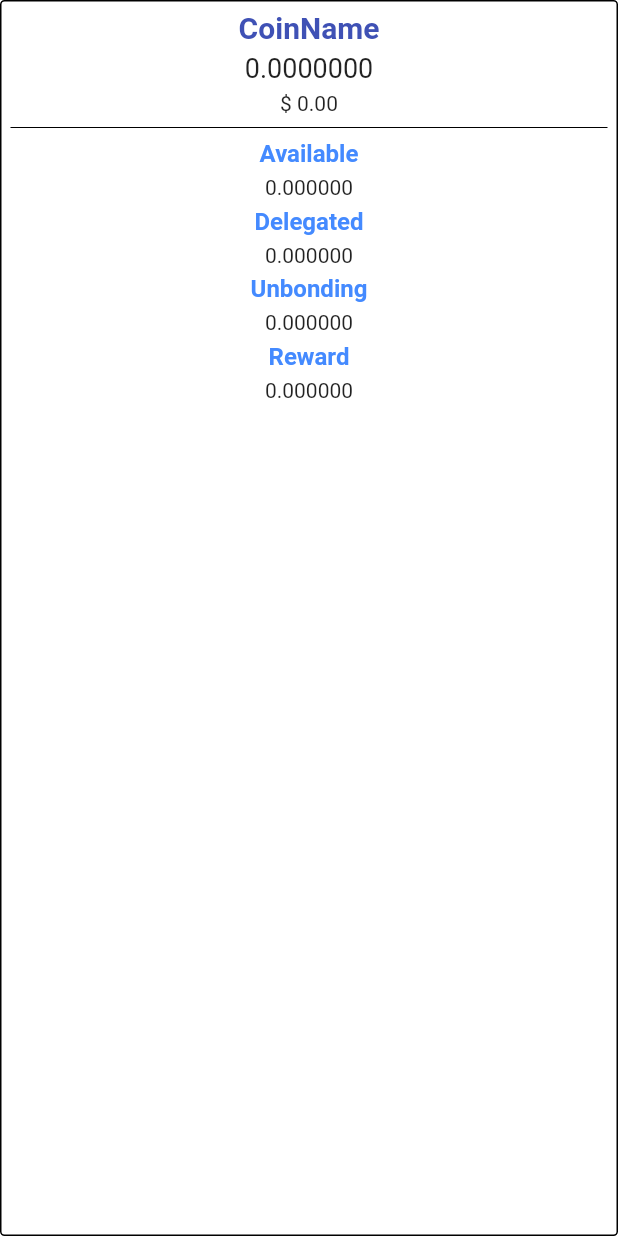
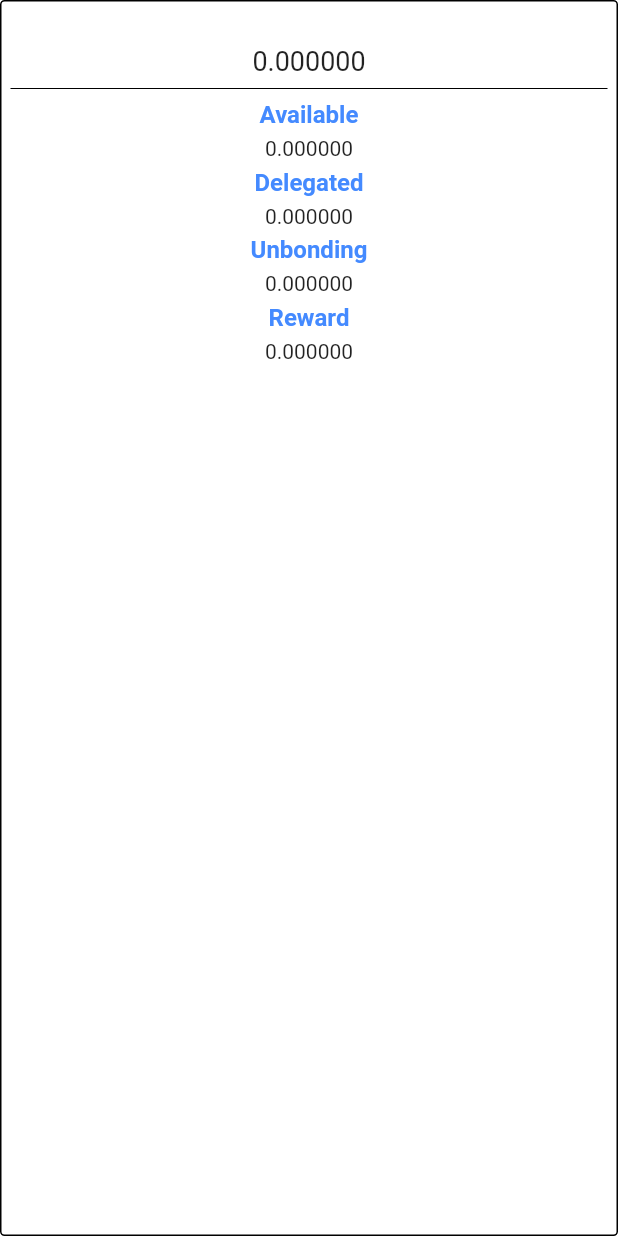
Before and after one commit to commercionetwork/borsellino, a Flutter app: the WalletBalanceWidget widget shown alone on an empty page, opened directly with empty values, on a phone screen of 412 x 824 dp. Run offline on Flutter 3.47's test engine with Material 2 defaults, Android fonts, the phone set to English and light mode, and no system bars; our stand-ins replace basic_utils, bloc, equatable, flutter_bloc, flutter_secure_storage, hex and 2 more; missing offline and left inert: bip39, bip_bech32, bitcoin_flutter, dependencies, pointycastle, protobuf; accounts and stored records are empty.

Commit message:
Wallet overview update * Updated the wallet overview to display the valid data

```diff
--- a/lib/bloc/import_mnemonic/import_mnemonic_bloc.dart
+++ b/lib/bloc/import_mnemonic/import_mnemonic_bloc.dart
@@ -1,8 +1,6 @@
 import 'dart:async';
 import 'package:bloc/bloc.dart';
 import 'package:borsellino/bloc/import_mnemonic/import_mnemonic_event.dart';
-import 'package:flutter/foundation.dart';
-import 'package:flutter/material.dart';
 import './bloc.dart';
 
 class ImportMnemonicBloc
--- a/lib/models/chain/chain_info.dart
+++ b/lib/models/chain/chain_info.dart
@@ -9,6 +9,7 @@ class ChainInfo {
   final String name;
   final String lcdUrl;
   final String rpcUrl;
+  final String defaultTokenName;
 
   // Bech32 Human Readable part used to create the addresses
   final String bech32Hrp;
@@ -20,9 +21,11 @@ class ChainInfo {
     @required this.lcdUrl,
     @required this.rpcUrl,
     @required this.bech32Hrp,
+    @required this.defaultTokenName,
   })  : assert(id != null),
         assert(name != null),
         assert(lcdUrl != null),
         assert(rpcUrl != null),
-        assert(bech32Hrp != null);
+        assert(bech32Hrp != null),
+        assert(defaultTokenName != null);
 }
--- a/lib/models/models.dart
+++ b/lib/models/models.dart
@@ -2,4 +2,6 @@ export 'account/account.dart';
 export 'chain/chain_info.dart';
 export 'validators/validator.dart';
 export 'validators/validator_filter.dart';
+export 'wallet/coin.dart';
 export 'wallet/wallet.dart';
+export 'wallet/delegations.dart';
--- a/lib/models/wallet/coin.dart
+++ b/lib/models/wallet/coin.dart
@@ -1,8 +1,14 @@
+import 'package:flutter/material.dart';
+import 'package:meta/meta.dart';
 
 /// Contains the data of a specific coin
 class Coin {
   final String denom;
-  final String amount;
+  final double amount;
 
-  Coin({this.denom, this.amount});
+  Coin({
+    @required this.denom,
+    @required this.amount,
+  })  : assert(denom != null),
+        assert(amount != null);
 }
--- /dev/null
+++ b/lib/models/wallet/delegations.dart
@@ -0,0 +1,23 @@
+import 'package:meta/meta.dart';
+
+class DelegationData {
+  final String validator;
+  final double shares;
+
+  DelegationData({
+    @required this.validator,
+    @required this.shares,
+  })  : assert(validator != null),
+        assert(shares != null);
+}
+
+class UnbondingDelegation {
+  final String validator;
+  final double balance;
+
+  UnbondingDelegation({
+    @required this.validator,
+    @required this.balance,
+  })  : assert(validator != null),
+        assert(balance != null);
+}
--- a/lib/models/wallet/wallet.dart
+++ b/lib/models/wallet/wallet.dart
@@ -1,4 +1,6 @@
 import 'package:borsellino/models/models.dart';
+import 'package:borsellino/models/wallet/delegations.dart';
+import 'package:flutter/cupertino.dart';
 import 'package:meta/meta.dart';
 
 import 'coin.dart';
@@ -8,15 +10,60 @@ class Wallet {
   final Account account;
   final String accountNumber;
   final String sequence;
-  final List<Coin> coins;
+  final List<Coin> availableCoins;
+  final List<DelegationData> delegatedCoins;
+  final List<UnbondingDelegation> unbondingDelegations;
+  final List<Coin> rewards;
 
   Wallet({
     @required this.account,
     @required this.accountNumber,
     @required this.sequence,
-    @required this.coins,
+    @required this.availableCoins,
+    @required this.delegatedCoins,
+    @required this.unbondingDelegations,
+    @required this.rewards,
   })  : assert(account != null),
         assert(accountNumber != null),
         assert(sequence != null),
-        assert(coins != null);
+        assert(availableCoins != null),
+        assert(delegatedCoins != null),
+        assert(unbondingDelegations != null),
+        assert(rewards != null);
+
+  double getAvailable(Coin coin) {
+    final availableCoin = availableCoins
+        .where((currentCoin) => currentCoin.denom == coin.denom)
+        .toList();
+
+    var availableAmount = 0.0;
+    if (availableCoin.isNotEmpty) {
+      availableAmount = availableCoin[0].amount;
+    }
+
+    return availableAmount;
+  }
+
+  double getDelegated(Coin coin) {
+    // TODO: Take into consideration the coin
+    return delegatedCoins.fold(
+      0.0,
+      (total, data) => total + data.shares,
+    );
+  }
+
+  double getUnbonding(Coin coin) {
+    // TODO: Take into consideration the coin
+    return unbondingDelegations.fold(
+      0.0,
+      (total, data) => total + data.balance,
+    );
+  }
+
+  double getRewards(Coin coin) {
+    // TODO: Take into consideration the coin
+    return rewards
+        .where((reward) => reward.denom == coin.denom)
+        .fold(0.0, (total, reward) => total + reward.amount);
+  }
 }
--- a/lib/pages/wallet_overview/components/overview_balance_info_item.dart
+++ b/lib/pages/wallet_overview/components/overview_balance_info_item.dart
@@ -8,8 +8,9 @@ import 'wallet_balance_item.dart';
 /// available, etc.
 class WalletBalanceWidget extends StatelessWidget {
   final Wallet wallet;
+  final Coin coin;
 
-  WalletBalanceWidget(this.wallet);
+  WalletBalanceWidget({this.wallet, this.coin});
 
   @override
   Widget build(BuildContext context) {
@@ -23,15 +24,27 @@ class WalletBalanceWidget extends StatelessWidget {
       padding: EdgeInsets.all(6),
       child: Column(
         children: <Widget>[
-          WalletTotalWidget(wallet: wallet),
+          WalletTotalWidget(wallet: wallet, coin: coin),
           Divider(color: Colors.black),
-          WalletBalanceItem(title: "Available", amount: 0),
+          WalletBalanceItem(
+            title: "Available",
+            amount: wallet.getAvailable(coin),
+          ),
           spacer,
-          WalletBalanceItem(title: "Delegated", amount: 0),
+          WalletBalanceItem(
+            title: "Delegated",
+            amount: wallet.getDelegated(coin),
+          ),
           spacer,
-          WalletBalanceItem(title: "Unbonding", amount: 0),
+          WalletBalanceItem(
+            title: "Unbonding",
+            amount: wallet.getUnbonding(coin),
+          ),
           spacer,
-          WalletBalanceItem(title: "Reward", amount: 0),
+          WalletBalanceItem(
+            title: "Reward",
+            amount: wallet.getRewards(coin),
+          ),
         ],
       ),
     );
--- a/lib/pages/wallet_overview/components/overview_total_widget.dart
+++ b/lib/pages/wallet_overview/components/overview_total_widget.dart
@@ -1,3 +1,4 @@
+import 'package:basic_utils/basic_utils.dart';
 import 'package:borsellino/models/models.dart';
 import 'package:flutter/material.dart';
 
@@ -5,46 +6,43 @@ import 'package:flutter/material.dart';
 /// has associated.
 class WalletTotalWidget extends StatelessWidget {
   final Wallet wallet;
+  final Coin coin;
 
-  const WalletTotalWidget({Key key, this.wallet}) : super(key: key);
+  const WalletTotalWidget({
+    Key key,
+    this.wallet,
+    this.coin,
+  }) : super(key: key);
 
   @override
   Widget build(BuildContext context) {
+    // TODO: Get the whole amount
+    final availableCoin = wallet.availableCoins
+        .where((currentCoin) => currentCoin.denom == coin.denom)
+        .toList();
+
+    var denom = coin?.denom ?? wallet.account.chain.defaultTokenName;
+
+    var availableAmount = 0.0;
+    if (availableCoin.isNotEmpty) {
+      availableAmount = availableCoin[0].amount;
+    }
+
     return Column(
+      crossAxisAlignment: CrossAxisAlignment.center,
       children: <Widget>[
-        Row(
-          children: <Widget>[
-            Expanded(
-              child: Container(
-                padding: EdgeInsets.only(bottom: 5),
-                child: Align(
-                  alignment: Alignment.center,
-                  child: Text(
-                    'CoinName',
-                    style: TextStyle(
-                        color: Theme.of(context).primaryColor,
-                        fontSize: 20,
-                        fontWeight: FontWeight.bold),
-                  ),
-                ),
-              ),
-            ),
-          ],
+        Text(
+          StringUtils.capitalize(denom),
+          style: TextStyle(
+            color: Theme.of(context).primaryColor,
+            fontSize: 20,
+            fontWeight: FontWeight.bold,
+          ),
         ),
-        Align(
-          child: Container(
-            padding: EdgeInsets.only(bottom: 5),
-            child: Text(
-              '0.0000000',
-              style: TextStyle(fontSize: 18),
-            ),
-          ),
-          alignment: Alignment.center,
+        Text(
+          availableAmount.toStringAsFixed(6),
+          style: TextStyle(fontSize: 18),
         ),
-        Align(
-          child: Text('\$ 0.00'),
-          alignment: Alignment.center,
-        )
       ],
     );
   }
--- a/lib/source/chains/chain_info_json.dart
+++ b/lib/source/chains/chain_info_json.dart
@@ -7,6 +7,7 @@ class ChainInfoJson {
   final String lcdUrl;
   final String rpcUrl;
   final String bech32Hrp;
+  final String defaultTokenName;
 
   ChainInfoJson({
     @required this.id,
@@ -15,11 +16,13 @@ class ChainInfoJson {
     @required this.lcdUrl,
     @required this.rpcUrl,
     @required this.bech32Hrp,
+    @required this.defaultTokenName,
   })  : assert(id != null),
         assert(name != null),
         assert(lcdUrl != null),
         assert(rpcUrl != null),
-        assert(bech32Hrp != null);
+        assert(bech32Hrp != null),
+        assert(defaultTokenName != null);
 
   factory ChainInfoJson.fromJson(Map<String, dynamic> json) {
     return ChainInfoJson(
@@ -29,6 +32,7 @@ class ChainInfoJson {
       lcdUrl: json["lcd_url"],
       rpcUrl: json["rpc_url"],
       bech32Hrp: json["bech32_hrp"],
+      defaultTokenName: json["token"],
     );
   }
 }
--- /dev/null
+++ b/lib/source/wallet/wallet_endpoints.dart
@@ -0,0 +1,6 @@
+class WalletEndpoints {
+  static const ACCOUNT = "/auth/accounts/%s";
+  static const REWARDS = "/distribution/delegators/%s/rewards";
+  static const DELEGATIONS = "/staking/delegators/%s/delegations";
+  static const UNBONDING_DELEGATIONS = "/staking/delegators/%s/unbonding_delegations";
+}
--- a/pubspec.yaml
+++ b/pubspec.yaml
@@ -38,6 +38,9 @@ dependencies:
   # Shared preferences
   shared_preferences: ^0.5.3+4
 
+  # String formatting
+  sprintf: ^4.0.2
+
 
 #############
 # Development only dependencies
```
Also changed, not shown: lib/pages/wallet_overview/components/wallet_overview_body.dart (+14 -1 lines), lib/source/chains/chain_info_converter.dart (+8 -6 lines), lib/source/wallet/models/account_data.dart (added, +9 -0 lines), lib/source/wallet/wallet_source.dart (+103 -15 lines), pubspec.lock.
